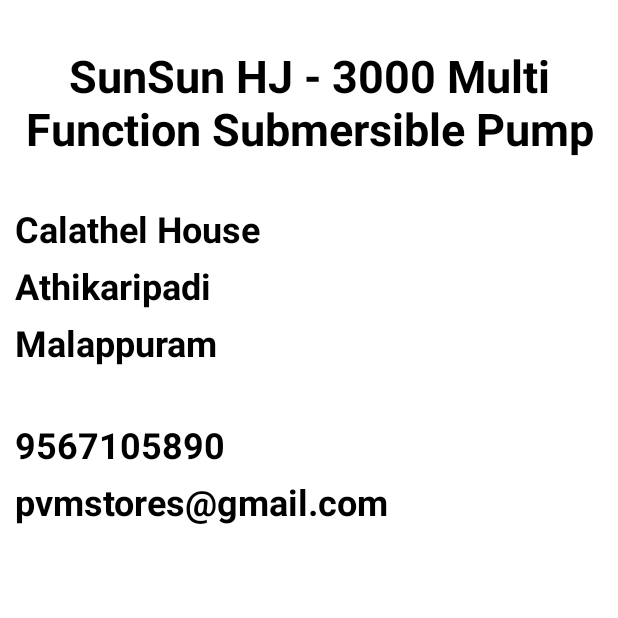
After one commit to suhu3515/bio-tracker, an Android app: the SellerDetailsActivity screen opened directly, with no data from a screen before it, on a phone screen of 412 x 824 dp, the top half of it. The commit adds this screen. Run offline under Robolectric (Android 15) with nearby library versions, the phone set to English and light mode, and no system bars; 2 statements that could not run were skipped.

Commit message:
USER STORY 14 ==> VIEW SELLER DETAILS

```diff
--- a/app/src/main/AndroidManifest.xml
+++ b/app/src/main/AndroidManifest.xml
@@ -12,7 +12,8 @@
         android:roundIcon="@mipmap/ic_launcher_round"
         android:supportsRtl="true"
         android:theme="@style/Theme.BioTracker">
-        <activity android:name=".ProductDetailsActivity"></activity>
+        <activity android:name=".SellerDetailsActivity"></activity>
+        <activity android:name=".ProductDetailsActivity" />
         <activity android:name=".GraphActivity" />
         <activity android:name=".ReportsActivity" />
         <activity android:name=".DailyDataActivity" />
--- a/app/src/main/java/com/example/biotracker/Api.java
+++ b/app/src/main/java/com/example/biotracker/Api.java
@@ -55,4 +55,8 @@ public interface Api
     @POST("Api.php?apicall=get_products")
     Call<JsonArray> getProducts();
 
+    @POST("Api.php?apicall=get_seller")
+    @FormUrlEncoded
+    Call<JsonObject> getSeller(@Field("seller_id") String sellerId);
+
 }
--- /dev/null
+++ b/app/src/main/java/com/example/biotracker/SellerDetailsActivity.java
@@ -0,0 +1,70 @@
+package com.example.biotracker;
+
+import androidx.appcompat.app.AppCompatActivity;
+
+import android.os.Bundle;
+import android.widget.TextView;
+import android.widget.Toast;
+
+import com.google.gson.JsonObject;
+
+import org.json.JSONException;
+import org.json.JSONObject;
+
+import retrofit2.Call;
+import retrofit2.Callback;
+import retrofit2.Response;
+
+public class SellerDetailsActivity extends AppCompatActivity {
+
+    TextView textViewSeller, textViewSellerAddress, textViewSellerPlace, textViewSellerDst, textViewSellerMobile, textViewSellerEmail;
+
+    @Override
+    protected void onCreate(Bundle savedInstanceState) {
+        super.onCreate(savedInstanceState);
+        setContentView(R.layout.activity_seller_details);
+
+        textViewSeller = findViewById(R.id.seller_details_text_view_seller);
+        textViewSellerAddress = findViewById(R.id.seller_details_text_view_addr);
+        textViewSellerPlace = findViewById(R.id.seller_details_text_view_place);
+        textViewSellerDst = findViewById(R.id.seller_details_text_view_dst);
+        textViewSellerMobile = findViewById(R.id.seller_details_text_view_mob);
+        textViewSellerEmail = findViewById(R.id.seller_details_text_view_mail);
+
+        Call<JsonObject> getSellerCall = RetrofitClient.getInstance().getMyApi().getSeller(String.valueOf(getIntent().getExtras().getInt("seller_id")));
+
+        getSellerCall.enqueue(new Callback<JsonObject>() {
+            @Override
+            public void onResponse(Call<JsonObject> call, Response<JsonObject> response) {
+
+                if (response.isSuccessful())
+                {
+                    try
+                    {
+                        JSONObject object = new JSONObject(response.body().toString());
+                        if (!object.getBoolean("error"))
+                        {
+                            textViewSeller.setText(object.getString("seller_name"));
+                            textViewSellerAddress.setText(object.getString("seller_addr"));
+                            textViewSellerPlace.setText(object.getString("seller_place"));
+                            textViewSellerDst.setText(object.getString("seller_dst"));
+                            textViewSellerMobile.setText(object.getString("seller_phone"));
+                            textViewSellerEmail.setText(object.getString("seller_mail"));
+                        }
+                    }
+                    catch (JSONException e)
+                    {
+                        e.printStackTrace();
+                    }
+                }
+            }
+
+            @Override
+            public void onFailure(Call<JsonObject> call, Throwable t) {
+
+                Toast.makeText(SellerDetailsActivity.this, t.getMessage(), Toast.LENGTH_SHORT).show();
+            }
+        });
+
+    }
+}
--- /dev/null
+++ b/app/src/main/res/layout/activity_seller_details.xml
@@ -0,0 +1,94 @@
+<?xml version="1.0" encoding="utf-8"?>
+<androidx.constraintlayout.widget.ConstraintLayout xmlns:android="http://schemas.android.com/apk/res/android"
+    xmlns:app="http://schemas.android.com/apk/res-auto"
+    xmlns:tools="http://schemas.android.com/tools"
+    android:layout_width="match_parent"
+    android:layout_height="match_parent"
+    tools:context=".SellerDetailsActivity">
+
+    <TextView
+        android:id="@+id/seller_details_text_view_seller"
+        android:layout_width="match_parent"
+        android:layout_height="wrap_content"
+        android:textStyle="bold"
+        android:textSize="30sp"
+        android:text="SunSun HJ - 3000 Multi Function Submersible Pump"
+        android:textColor="@android:color/black"
+        android:layout_marginLeft="10dp"
+        android:layout_marginRight="10dp"
+        android:layout_marginTop="30dp"
+        app:layout_constraintTop_toTopOf="parent"
+        app:layout_constraintRight_toRightOf="parent"
+        android:textAlignment="center"/>
+
+    <TextView
+        android:id="@+id/seller_details_text_view_addr"
+        android:layout_width="match_parent"
+        android:layout_height="wrap_content"
+        android:textStyle="bold"
+        android:textSize="24sp"
+        android:text="Calathel House"
+        android:textColor="@android:color/black"
+        android:layout_marginLeft="10dp"
+        android:layout_marginRight="10dp"
+        android:layout_marginTop="30dp"
+        app:layout_constraintTop_toBottomOf="@+id/seller_details_text_view_seller"
+        app:layout_constraintRight_toRightOf="parent" />
+
+    <TextView
+        android:id="@+id/seller_details_text_view_place"
+        android:layout_width="match_parent"
+        android:layout_height="wrap_content"
+        android:textStyle="bold"
+        android:textSize="24sp"
+        android:text="Athikaripadi"
+        android:textColor="@android:color/black"
+        android:layout_marginLeft="10dp"
+        android:layout_marginRight="10dp"
+        android:layout_marginTop="5dp"
+        app:layout_constraintTop_toBottomOf="@+id/seller_details_text_view_addr"
+        app:layout_constraintRight_toRightOf="parent" />
+
+    <TextView
+        android:id="@+id/seller_details_text_view_dst"
+        android:layout_width="match_parent"
+        android:layout_height="wrap_content"
+        android:textStyle="bold"
+        android:textSize="24sp"
+        android:text="Malappuram"
+        android:textColor="@android:color/black"
+        android:layout_marginLeft="10dp"
+        android:layout_marginRight="10dp"
+        android:layout_marginTop="5dp"
+        app:layout_constraintTop_toBottomOf="@+id/seller_details_text_view_place"
+        app:layout_constraintRight_toRightOf="parent" />
+
+    <TextView
+        android:id="@+id/seller_details_text_view_mob"
+        android:layout_width="match_parent"
+        android:layout_height="wrap_content"
+        android:textStyle="bold"
+        android:textSize="24sp"
+        android:text="9567105890"
+        android:textColor="@android:color/black"
+        android:layout_marginLeft="10dp"
+        android:layout_marginRight="10dp"
+        android:layout_marginTop="35dp"
+        app:layout_constraintTop_toBottomOf="@+id/seller_details_text_view_dst"
+        app:layout_constraintRight_toRightOf="parent" />
+
+    <TextView
+        android:id="@+id/seller_details_text_view_mail"
+        android:layout_width="match_parent"
+        android:layout_height="wrap_content"
+        android:textStyle="bold"
+        android:textSize="24sp"
+        android:text="pvmstores@gmail.com"
+        android:textColor="@android:color/black"
+        android:layout_marginLeft="10dp"
+        android:layout_marginRight="10dp"
+        android:layout_marginTop="5dp"
+        app:layout_constraintTop_toBottomOf="@+id/seller_details_text_view_mob"
+        app:layout_constraintRight_toRightOf="parent" />
+
+</androidx.constraintlayout.widget.ConstraintLayout>
```
Also changed, not shown: app/src/main/java/com/example/biotracker/ProductDetailsActivity.java (+13 -0 lines), 2 other files.
